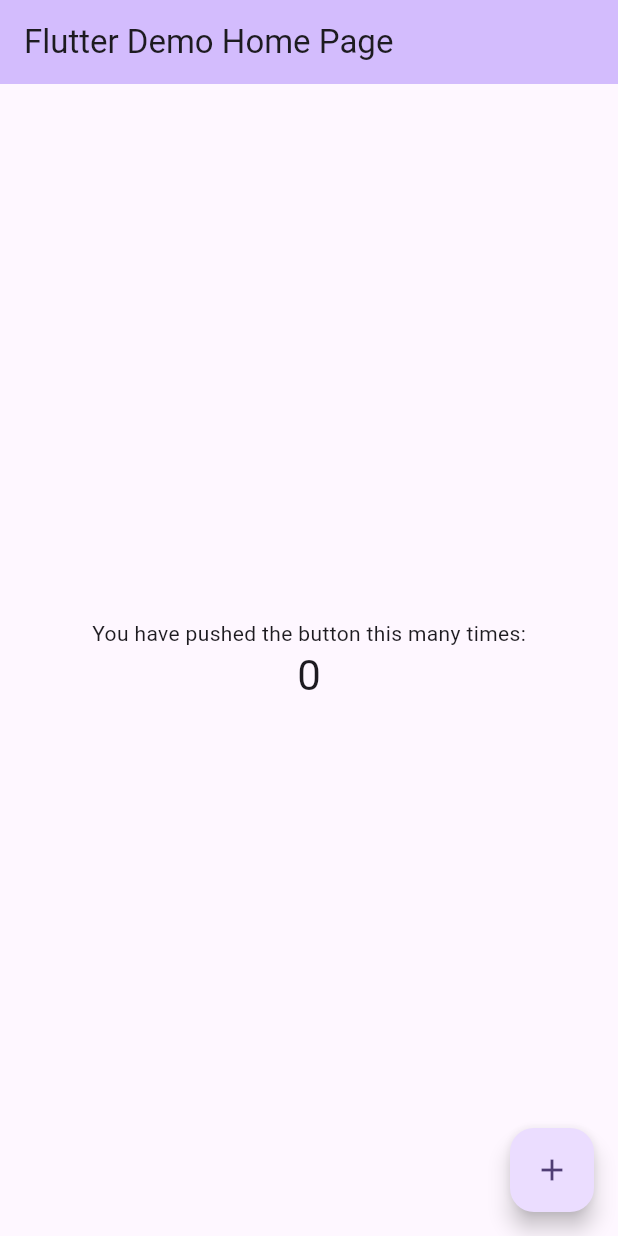
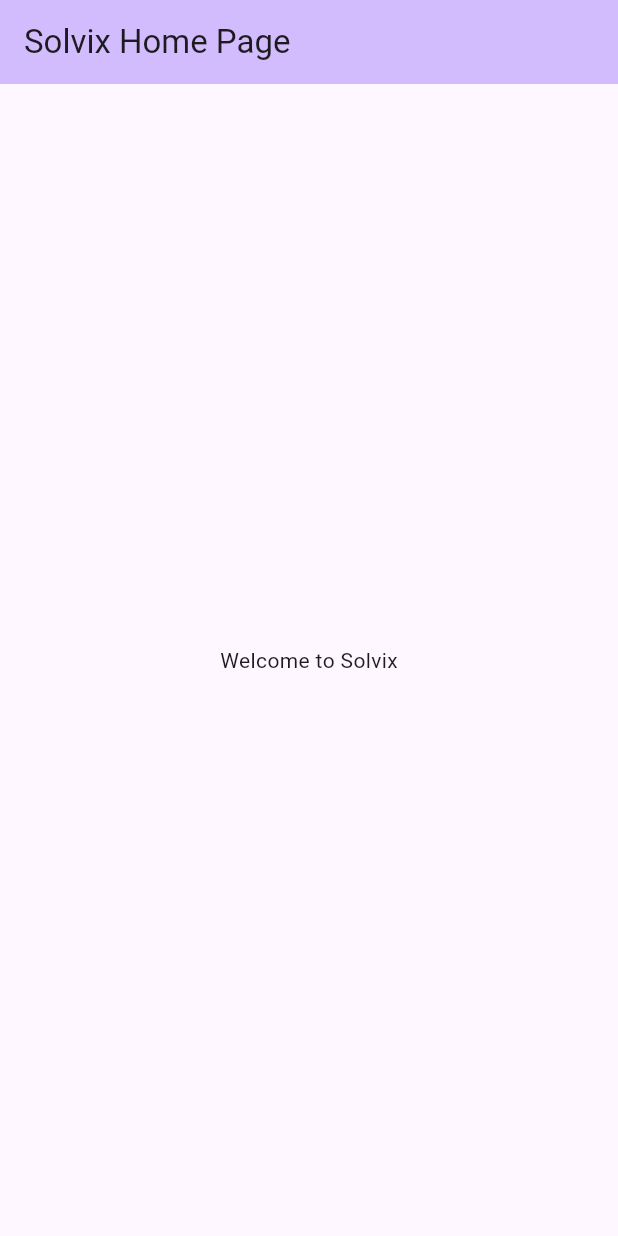
Before and after one commit to chancenotaro/Solvix, a Flutter app: the screen it shows after launch, on a phone screen of 412 x 824 dp. Run offline on Flutter 3.47's test engine with Material 3 defaults, Android fonts, the phone set to English and light mode, and no system bars.

Commit message:
Create initial Solvix home screen

```diff
--- a/lib/main.dart
+++ b/lib/main.dart
@@ -11,7 +11,7 @@
   @override
   Widget build(BuildContext context) {
     return MaterialApp(
-      title: 'Flutter Demo',
+      title: 'Solvix',
       theme: ThemeData(
         // This is the theme of your application.
         //
@@ -30,42 +30,15 @@
         // tested with just a hot reload.
         colorScheme: .fromSeed(seedColor: Colors.deepPurple),
       ),
-      home: const MyHomePage(title: 'Flutter Demo Home Page'),
+      home: const MyHomePage(title: 'Solvix Home Page'),
     );
   }
 }
 
-class MyHomePage extends StatefulWidget {
+class MyHomePage extends StatelessWidget {
   const MyHomePage({super.key, required this.title});
 
-  // This widget is the home page of your application. It is stateful, meaning
-  // that it has a State object (defined below) that contains fields that affect
-  // how it looks.
-
-  // This class is the configuration for the state. It holds the values (in this
-  // case the title) provided by the parent (in this case the App widget) and
-  // used by the build method of the State. Fields in a Widget subclass are
-  // always marked "final".
-
   final String title;
-
-  @override
-  State<MyHomePage> createState() => _MyHomePageState();
-}
-
-class _MyHomePageState extends State<MyHomePage> {
-  int _counter = 0;
-
-  void _incrementCounter() {
-    setState(() {
-      // This call to setState tells the Flutter framework that something has
-      // changed in this State, which causes it to rerun the build method below
-      // so that the display can reflect the updated values. If we changed
-      // _counter without calling setState(), then the build method would not be
-      // called again, and so nothing would appear to happen.
-      _counter++;
-    });
-  }
 
   @override
   Widget build(BuildContext context) {
@@ -83,40 +56,13 @@
         backgroundColor: Theme.of(context).colorScheme.inversePrimary,
         // Here we take the value from the MyHomePage object that was created by
         // the App.build method, and use it to set our appbar title.
-        title: Text(widget.title),
+        title: Text(title),
       ),
-      body: Center(
+      body: const Center(
+        child: Text('Welcome to Solvix'),
         // Center is a layout widget. It takes a single child and positions it
         // in the middle of the parent.
-        child: Column(
-          // Column is also a layout widget. It takes a list of children and
-          // arranges them vertically. By default, it sizes itself to fit its
-          // children horizontally, and tries to be as tall as its parent.
-          //
-          // Column has various properties to control how it sizes itself and
-          // how it positions its children. Here we use mainAxisAlignment to
-          // center the children vertically; the main axis here is the vertical
-          // axis because Columns are vertical (the cross axis would be
-          // horizontal).
-          //
-          // TRY THIS: Invoke "debug painting" (choose the "Toggle Debug Paint"
-          // action in the IDE, or press "p" in the console), to see the
-          // wireframe for each widget.
-          mainAxisAlignment: .center,
-          children: [
-            const Text('You have pushed the button this many times:'),
-            Text(
-              '$_counter',
-              style: Theme.of(context).textTheme.headlineMedium,
-            ),
-          ],
-        ),
-      ),
-      floatingActionButton: FloatingActionButton(
-        onPressed: _incrementCounter,
-        tooltip: 'Increment',
-        child: const Icon(Icons.add),
-      ),
+          ),
     );
   }
 }
```
